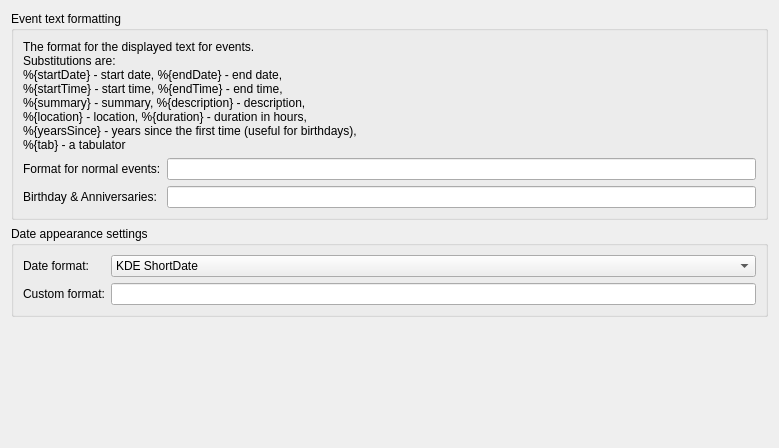
Old version of the form src/applet/eventappletformatconfig.ui in the repository KDE/plasmoid-eventlist.
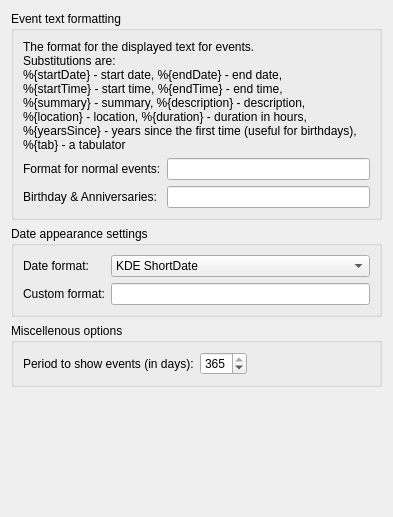
New version of the form. Custom widgets are drawn as their Qt base class.

Commit message: Add option to set the shown period.

Patch:
```diff
--- a/src/applet/eventappletformatconfig.ui
+++ b/src/applet/eventappletformatconfig.ui
@@ -6,15 +6,15 @@
    <rect>
     <x>0</x>
     <y>0</y>
-    <width>779</width>
-    <height>448</height>
+    <width>393</width>
+    <height>517</height>
    </rect>
   </property>
   <property name="windowTitle">
    <string>Form</string>
   </property>
-  <layout class="QVBoxLayout" name="verticalLayout">
-   <item>
+  <layout class="QGridLayout" name="gridLayout_3">
+   <item row="0" column="0">
     <widget class="QGroupBox" name="groupBox_2">
      <property name="title">
       <string>Event text formatting</string>
@@ -57,7 +57,7 @@
      </layout>
     </widget>
    </item>
-   <item>
+   <item row="1" column="0">
     <widget class="QGroupBox" name="groupBox">
      <property name="title">
       <string>Date appearance settings</string>
@@ -109,7 +109,49 @@
      </layout>
     </widget>
    </item>
-   <item>
+   <item row="2" column="0">
+    <widget class="QGroupBox" name="groupBox_3">
+     <property name="title">
+      <string>Miscellenous options</string>
+     </property>
+     <layout class="QHBoxLayout" name="horizontalLayout">
+      <item>
+       <widget class="QLabel" name="label_6">
+        <property name="text">
+         <string>Period to show events (in days):</string>
+        </property>
+       </widget>
+      </item>
+      <item>
+       <widget class="KIntSpinBox" name="periodBox">
+        <property name="minimum">
+         <number>1</number>
+        </property>
+        <property name="maximum">
+         <number>365</number>
+        </property>
+        <property name="value">
+         <number>365</number>
+        </property>
+       </widget>
+      </item>
+      <item>
+       <spacer name="horizontalSpacer">
+        <property name="orientation">
+         <enum>Qt::Horizontal</enum>
+        </property>
+        <property name="sizeHint" stdset="0">
+         <size>
+          <width>113</width>
+          <height>20</height>
+         </size>
+        </property>
+       </spacer>
+      </item>
+     </layout>
+    </widget>
+   </item>
+   <item row="3" column="0">
     <spacer name="verticalSpacer">
      <property name="orientation">
       <enum>Qt::Vertical</enum>
@@ -125,6 +167,11 @@
   </layout>
  </widget>
  <customwidgets>
+  <customwidget>
+   <class>KIntSpinBox</class>
+   <extends>QSpinBox</extends>
+   <header>knuminput.h</header>
+  </customwidget>
   <customwidget>
    <class>KLineEdit</class>
    <extends>QLineEdit</extends>
```
The commit also changes 3 other files.
